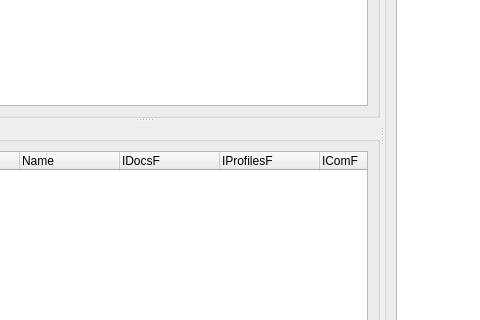
pfrancq/galilei, file kgalileicenter/kviewdicts.ui: the form before one commit; both pictures show x 104 to 584 and y 132 to 452 of the 971 by 533 pixel window.
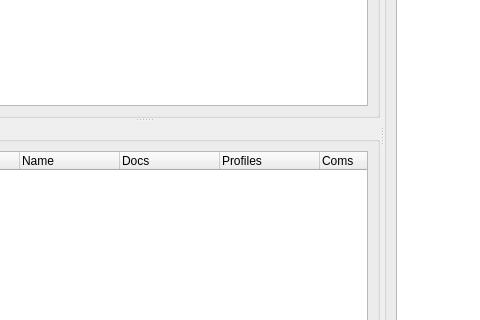
The form after the commit.

```diff
--- a/kgalileicenter/kviewdicts.ui
+++ b/kgalileicenter/kviewdicts.ui
@@ -69,27 +69,27 @@
           </column>
           <column>
            <property name="text">
-            <string>IDocsF</string>
+            <string>Docs</string>
            </property>
           </column>
           <column>
            <property name="text">
-            <string>IProfilesF</string>
+            <string>Profiles</string>
            </property>
           </column>
           <column>
            <property name="text">
-            <string>IComF</string>
+            <string>Coms</string>
            </property>
           </column>
           <column>
            <property name="text">
-            <string>ITopicsF</string>
+            <string>Topics</string>
            </property>
           </column>
           <column>
            <property name="text">
-            <string>IClassesF</string>
+            <string>Classes</string>
            </property>
           </column>
          </widget>
```
Left out of the diff: 9 changed lines with no effect on the pictures.
